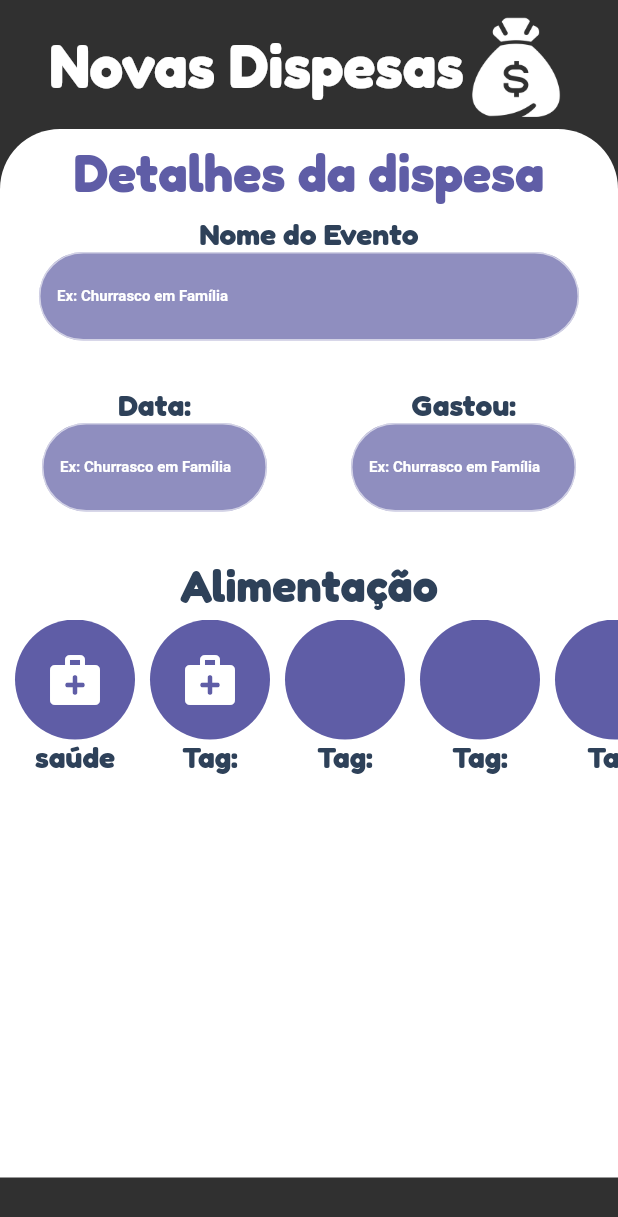
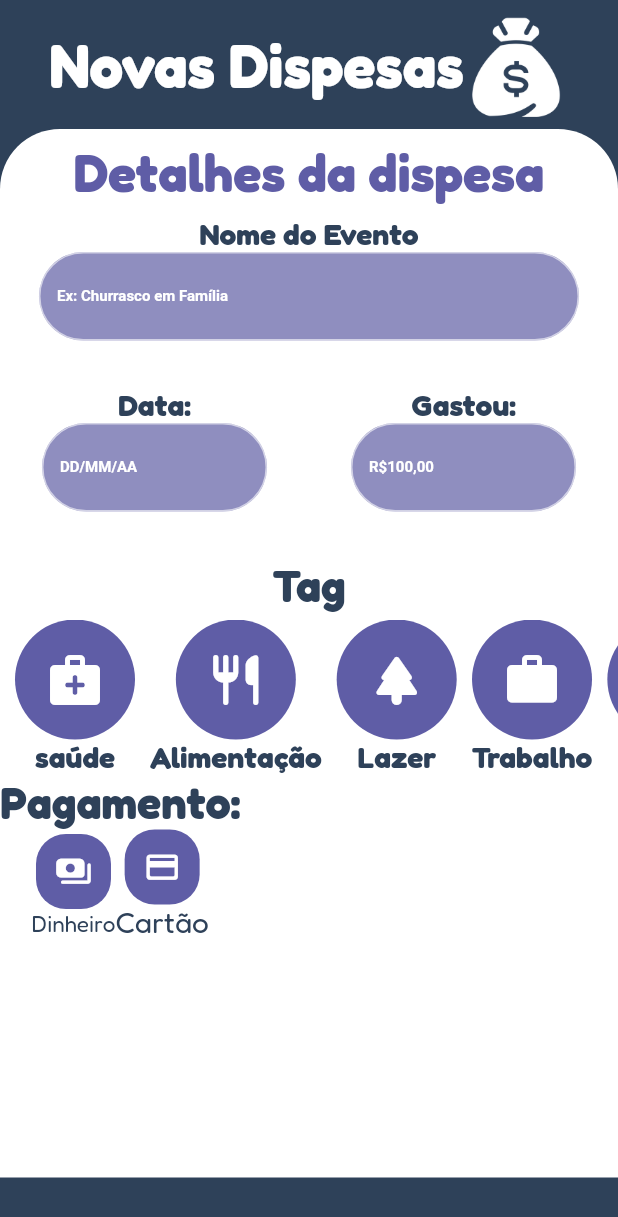
Before and after one commit to JoseGoncalvess/My-Money, a Flutter app: the screen it shows after launch, on a phone screen of 412 x 824 dp. Shown: the top 1217 px of the screen. Run offline on Flutter 3.47's test engine with Material 2 defaults, Android fonts, the phone set to English and light mode, and no system bars; our stand-ins replace google_fonts.

Commit message:
page em constructor

```diff
--- a/my_money/lib/views/AddEvent.dart
+++ b/my_money/lib/views/AddEvent.dart
@@ -14,6 +14,7 @@ class _AddEventState extends State<AddEvent> {
   @override
   Widget build(BuildContext context) {
     return Scaffold(
+      backgroundColor: Color(0xFF2E4159),
       //importante para teclado que transborda
       resizeToAvoidBottomInset: false,
       body: SizedBox(
@@ -127,13 +128,13 @@ class _AddEventState extends State<AddEvent> {
                                           FloatingLabelAlignment.center,
                                       floatingLabelBehavior:
                                           FloatingLabelBehavior.never,
-                                      hintText: "Ex: Churrasco em Família",
+                                      hintText: "DD/MM/AA",
                                       hintStyle: const TextStyle(
                                         color: Colors.white,
                                         fontSize: 15,
                                         fontWeight: FontWeight.bold,
                                       ),
-                                      labelText: 'Ex: Churrasco em Família',
+                                      labelText: 'DD/MM/AA',
                                       labelStyle: const TextStyle(
                                           color: Colors.white,
                                           fontSize: 10,
@@ -166,13 +167,13 @@ class _AddEventState extends State<AddEvent> {
                                           FloatingLabelAlignment.center,
                                       floatingLabelBehavior:
                                           FloatingLabelBehavior.never,
-                                      hintText: "Ex: Churrasco em Família",
+                                      hintText: "R\$100,00",
                                       hintStyle: const TextStyle(
                                         color: Colors.white,
                                         fontSize: 15,
                                         fontWeight: FontWeight.bold,
                                       ),
-                                      labelText: 'Ex: Churrasco em Família',
+                                      labelText: 'R\$100,00',
                                       labelStyle: const TextStyle(
                                           color: Colors.white,
                                           fontSize: 10,
@@ -185,7 +186,7 @@ class _AddEventState extends State<AddEvent> {
                     ),
                     Padding(
                       padding: const EdgeInsets.only(bottom: 5),
-                      child: Text("Alimentação",
+                      child: Text("Tag",
                           style: GoogleFonts.fredoka(
                               textStyle: const TextStyle(
                             fontSize: 30,
@@ -244,11 +245,11 @@ class _AddEventState extends State<AddEvent> {
                                     child: IconButton(
                                       onPressed: () {},
                                       icon: const Icon(
-                                        Icons.medical_services_rounded,
+                                        Icons.restaurant_rounded,
                                         size: 40,
                                       ),
                                     )),
-                                Text("Tag:",
+                                Text("Alimentação",
                                     style: GoogleFonts.fredoka(
                                         textStyle: const TextStyle(
                                       fontSize: 20,
@@ -268,9 +269,16 @@ class _AddEventState extends State<AddEvent> {
                                     width: 80,
                                     decoration: BoxDecoration(
                                         color: Color(0xFF5F5DA6),
-                                      borderRadius: BorderRadius.circular(50)),
+                                        borderRadius:
+                                            BorderRadius.circular(50)),
+                                    child: IconButton(
+                                      onPressed: () {},
+                                      icon: const Icon(
+                                        Icons.park_rounded,
+                                        size: 40,
                                       ),
-                                Text("Tag:",
+                                    )),
+                                Text("Lazer",
                                     style: GoogleFonts.fredoka(
                                         textStyle: const TextStyle(
                                       fontSize: 20,
@@ -290,9 +298,16 @@ class _AddEventState extends State<AddEvent> {
                                     width: 80,
                                     decoration: BoxDecoration(
                                         color: Color(0xFF5F5DA6),
-                                      borderRadius: BorderRadius.circular(50)),
+                                        borderRadius:
+                                            BorderRadius.circular(50)),
+                                    child: IconButton(
+                                      onPressed: () {},
+                                      icon: const Icon(
+                                        Icons.work,
+                                        size: 40,
                                       ),
-                                Text("Tag:",
+                                    )),
+                                Text("Trabalho",
                                     style: GoogleFonts.fredoka(
                                         textStyle: const TextStyle(
                                       fontSize: 20,
@@ -312,9 +327,16 @@ class _AddEventState extends State<AddEvent> {
                                     width: 80,
                                     decoration: BoxDecoration(
                                         color: Color(0xFF5F5DA6),
-                                      borderRadius: BorderRadius.circular(50)),
+                                        borderRadius:
+                                            BorderRadius.circular(50)),
+                                    child: IconButton(
+                                      onPressed: () {},
+                                      icon: const Icon(
+                                        Icons.luggage_rounded,
+                                        size: 40,
                                       ),
-                                Text("Tag:",
+                                    )),
+                                Text("Ferias",
                                     style: GoogleFonts.fredoka(
                                         textStyle: const TextStyle(
                                       fontSize: 20,
@@ -334,19 +356,98 @@ class _AddEventState extends State<AddEvent> {
                                     width: 80,
                                     decoration: BoxDecoration(
                                         color: Color(0xFF5F5DA6),
-                                      borderRadius: BorderRadius.circular(50)),
+                                        borderRadius:
+                                            BorderRadius.circular(50)),
+                                    child: IconButton(
+                                      onPressed: () {},
+                                      icon: const Icon(
+                                        Icons.flight_rounded,
+                                        size: 40,
                                       ),
-                                Text("Tag:",
+                                    )),
+                                Text("Viagem",
                                     style: GoogleFonts.fredoka(
                                         textStyle: const TextStyle(
-                                      fontSize: 20,
+                                      fontSize: 15,
                                       color: Color(0xFF2E4159),
                                       fontWeight: FontWeight.bold,
                                     ))),
                               ],
                             ))
                           ],
+                        )),
+                    Row(
+                      children: [
+                        Column(
+                          children: [
+                            Text("Pagamento:",
+                                style: GoogleFonts.fredoka(
+                                    textStyle: const TextStyle(
+                                  fontSize: 30,
+                                  color: Color(0xFF2E4159),
+                                  fontWeight: FontWeight.bold,
+                                ))),
+                            Row(
+                              mainAxisAlignment: MainAxisAlignment.spaceAround,
+                              children: [
+                                SizedBox(
+                                    child: Column(
+                                  children: [
+                                    Container(
+                                        height: 50,
+                                        width: 50,
+                                        decoration: BoxDecoration(
+                                            color: Color(0xFF5F5DA6),
+                                            borderRadius:
+                                                BorderRadius.circular(20)),
+                                        child: IconButton(
+                                          onPressed: () {},
+                                          icon: const Icon(
+                                            Icons.payments_rounded,
+                                            size: 25,
+                                          ),
+                                        )),
+                                    Text("Dinheiro",
+                                        style: GoogleFonts.fredoka(
+                                            textStyle: const TextStyle(
+                                          fontSize: 15,
+                                          color: Color(0xFF2E4159),
+                                          fontWeight: FontWeight.w400,
+                                        ))),
+                                  ],
+                                )),
+                                SizedBox(
+                                    child: Column(
+                                  children: [
+                                    Container(
+                                        height: 50,
+                                        width: 50,
+                                        decoration: BoxDecoration(
+                                            color: Color(0xFF5F5DA6),
+                                            borderRadius:
+                                                BorderRadius.circular(20)),
+                                        child: IconButton(
+                                          onPressed: () {},
+                                          icon: const Icon(
+                                            Icons.credit_card_rounded,
+                                            size: 25,
+                                          ),
+                                        )),
+                                    Text("Cartão",
+                                        style: GoogleFonts.fredoka(
+                                            textStyle: const TextStyle(
+                                          fontSize: 20,
+                                          color: Color(0xFF2E4159),
+                                          fontWeight: FontWeight.w400,
+                                        ))),
+                                  ],
                                 ))
+                              ],
+                            )
+                          ],
+                        )
+                      ],
+                    )
                   ],
                 ),
               )
```
Lines whose indentation alone changed are shown as unchanged.
